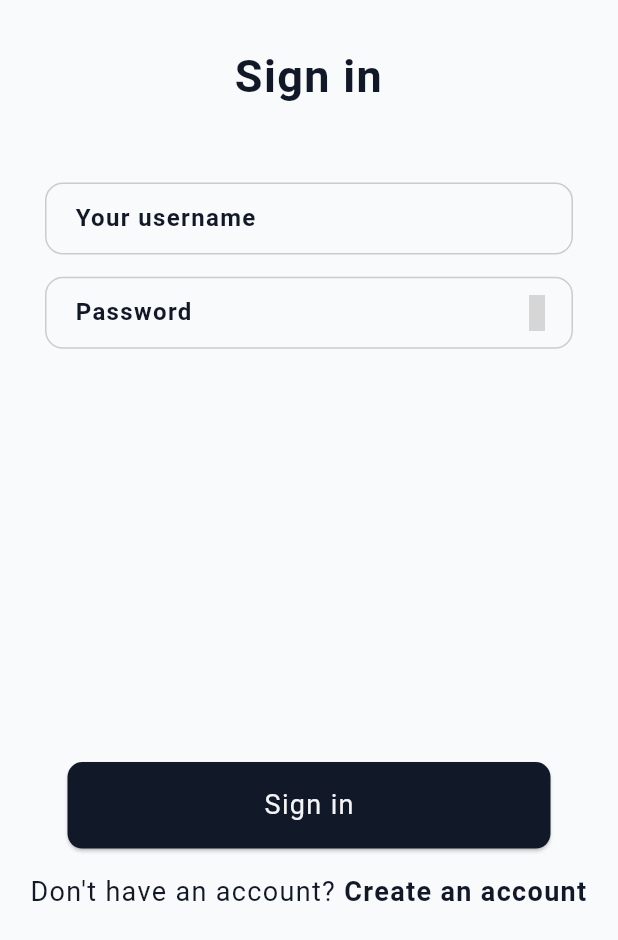
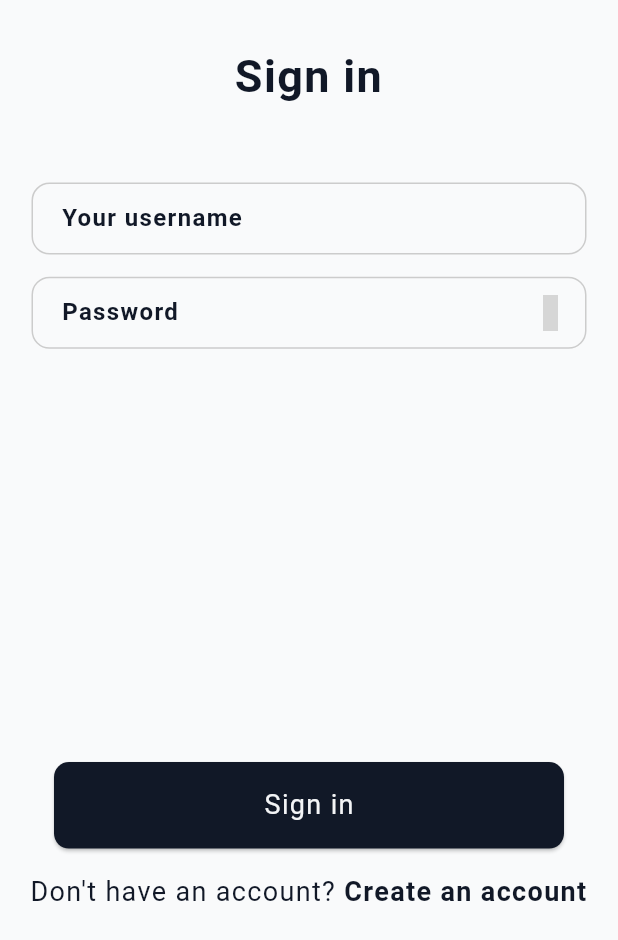
Before and after one commit to z17-cuba/book_store_admin, a Flutter app: the screen it shows after launch, on a phone screen of 412 x 824 dp. Shown: the top 940 px of the screen. Run offline on Flutter 3.47's test engine with Material 3 defaults, Android fonts, the phone set to English and light mode, and no system bars; drawn by our look-alikes of loader_overlay; our stand-ins replace easy_dynamic_theme, envied, file_picker, flutter_screenutil, flutter_secure_storage, flutter_svg and 9 more; generated files the repository leaves out were written again; grey boxes are pictures that could not be loaded.

Commit message:
update sizes and colors in web

```diff
--- a/flutter_launcher_icons.yaml
+++ b/flutter_launcher_icons.yaml
@@ -7,7 +7,3 @@ flutter_launcher_icons:
     image_path: "assets/icon_app/icon_app.png"
     background_color: "#FFFFFF"
     theme_color: "#FFFFFF"
-
-  macos:
-    generate: true
-    image_path: "assets/icon_app/icon_app.png"
--- a/lib/presentation/app/constants/constants.dart
+++ b/lib/presentation/app/constants/constants.dart
@@ -54,7 +54,7 @@ const String defaultLanguage = 'es';
 const String defaultCountry = 'ES';
 const String defaultUserLocale = 'es_ES';
 
-const String nameWebPanel = "Administración IslaLectura";
+const String nameWebPanel = "Zulibro";
 
 //#region Shared Preferences
 const String sharedPrefAccessToken = 'access_token';
--- a/lib/presentation/pages/login_register/sign_in_page.dart
+++ b/lib/presentation/pages/login_register/sign_in_page.dart
@@ -16,16 +16,13 @@ class SignInPage extends GetView<SignInController> {
 
   @override
   Widget build(BuildContext context) {
-    final isDesktop = MediaQuery.of(context).size.width > 650;
-
     return Scaffold(
       body: SingleChildScrollView(
-        padding: isDesktop
-            ? EdgeInsets.symmetric(horizontal: 0.25.sw)
-            : const EdgeInsets.symmetric(
-                horizontal: pagePaddingHorizontal,
-              ),
+        child: Center(
+          child: SizedBox(
+            width: 400,
             child: Column(
+              mainAxisAlignment: MainAxisAlignment.center,
               crossAxisAlignment: CrossAxisAlignment.center,
               children: [
                 0.03.sh.verticalSpace,
@@ -71,11 +68,13 @@ class SignInPage extends GetView<SignInController> {
                                 textInputAction: TextInputAction.next,
                                 labelText: 'app.password'.tr,
                                 focusNode: controller.focusNodePassword,
-                            labelTextColor: Theme.of(context).highlightColor,
+                                labelTextColor:
+                                    Theme.of(context).highlightColor,
                                 obscureText: controller.obscurePass.value,
                                 onSubmitted: (_) async =>
                                     await controller.signIn(context),
-                            validator: (value) => Validator.validatePassword(
+                                validator: (value) =>
+                                    Validator.validatePassword(
                                   value,
                                   'app.fieldIsEmpty'.tr,
                                   'app.passwordRegexValidation'.tr,
@@ -84,7 +83,8 @@ class SignInPage extends GetView<SignInController> {
                                   () => PasswordVisibility(
                                     color: AppColors.grey,
                                     isVisible: controller.obscurePass.value,
-                                onPressed: () => controller.changeObscurePass(),
+                                    onPressed: () =>
+                                        controller.changeObscurePass(),
                                   ),
                                 ),
                               ),
@@ -121,7 +121,8 @@ class SignInPage extends GetView<SignInController> {
                           title: 'app.signIn'.tr,
                           isFilled: true,
                           expand: true,
-                      onPressed: () async => await controller.signIn(context),
+                          onPressed: () async =>
+                              await controller.signIn(context),
                         ),
                       ),
                     ],
@@ -146,6 +147,8 @@ class SignInPage extends GetView<SignInController> {
               ],
             ),
           ),
+        ),
+      ),
     );
   }
 }
```
Also changed, not shown: lib/presentation/pages/login_register/create_library_page.dart (+26 -16 lines), lib/presentation/pages/login_register/create_or_change_password_page.dart (+21 -12 lines), lib/presentation/pages/login_register/register_page.dart (+5 -7 lines), assets/icon_app/icon_app.png, 41 other files. Lines whose indentation alone changed are shown as unchanged.
